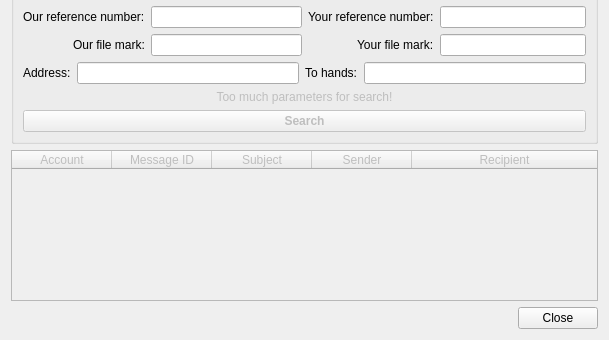
Before: the Qt Designer form src/gui/ui/dlg_msg_search.ui in psakar/datovka, drawn with Qt 5; both pictures show x 0 to 609 and y 275 to 615 of the 609 by 615 pixel window.
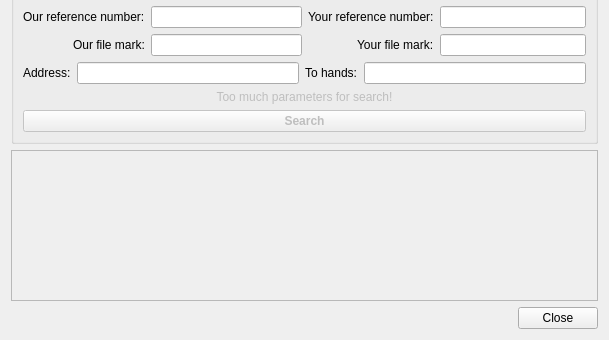
After: the same form once the commit is applied. Icons and pictures are not drawn.

Commit message: Fixed message navigation from search message dialogue back to main window.

```diff
--- a/src/gui/ui/dlg_msg_search.ui
+++ b/src/gui/ui/dlg_msg_search.ui
@@ -345,7 +345,7 @@
       <bool>false</bool>
      </property>
      <property name="columnCount">
-      <number>5</number>
+      <number>0</number>
      </property>
      <attribute name="horizontalHeaderHighlightSections">
       <bool>false</bool>
@@ -368,31 +368,6 @@
      <attribute name="verticalHeaderMinimumSectionSize">
       <number>18</number>
      </attribute>
-     <column>
-      <property name="text">
-       <string>Account</string>
-      </property>
-     </column>
-     <column>
-      <property name="text">
-       <string>Message ID</string>
-      </property>
-     </column>
-     <column>
-      <property name="text">
-       <string>Subject</string>
-      </property>
-     </column>
-     <column>
-      <property name="text">
-       <string>Sender</string>
-      </property>
-     </column>
-     <column>
-      <property name="text">
-       <string>Recipient</string>
-      </property>
-     </column>
     </widget>
    </item>
    <item>
```
The commit also changes 8 other files.
